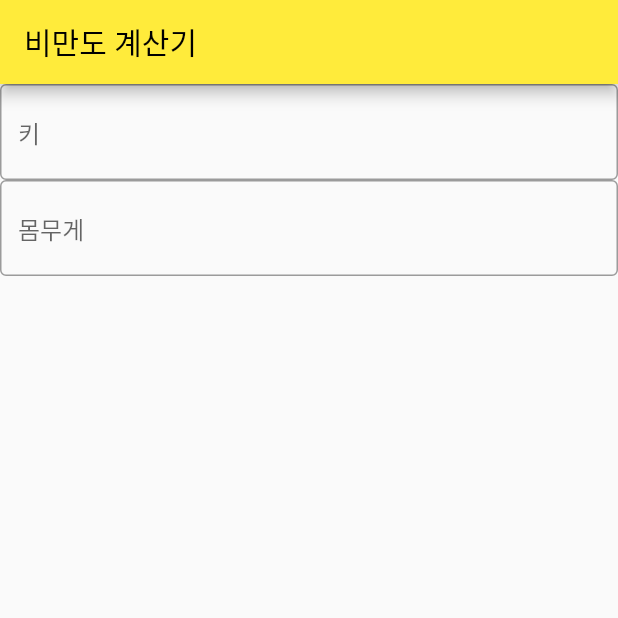
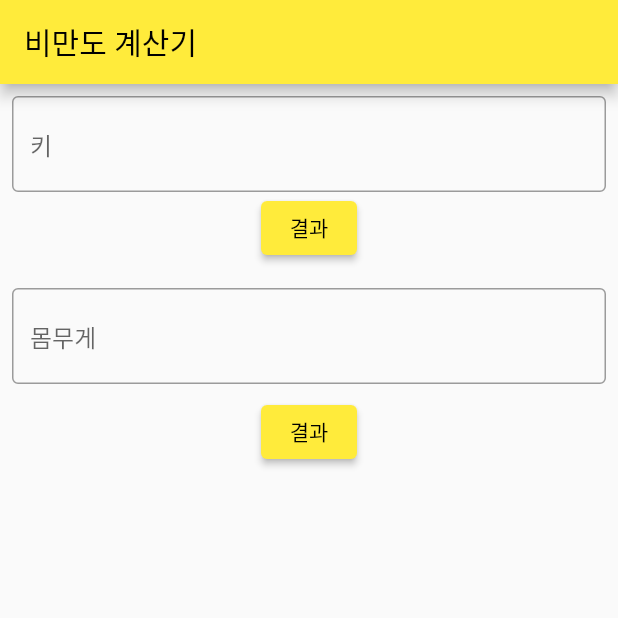
Before and after one commit to Lincecum/flutter_practice, a Flutter app: the screen it shows after launch, on a phone screen of 412 x 824 dp, the top half of it. Run offline on Flutter 3.47's test engine with Material 2 defaults, Android fonts, the phone set to English and light mode, and no system bars.

```diff
--- a/bmi_calculator/lib/main/main_screen.dart
+++ b/bmi_calculator/lib/main/main_screen.dart
@@ -8,13 +8,17 @@ class MainScreen extends StatefulWidget {
 }
 
 class _MainScreenState extends State<MainScreen> {
+  final _formKey = GlobalKey<FormState>();
   @override
   Widget build(BuildContext context) {
     return Scaffold(
       appBar: AppBar(
         title: Text('비만도 계산기'),
       ),
-      body: Form(
+      body: Padding(
+        padding: const EdgeInsets.all(8.0),
+        child: Form(
+          key : _formKey,
           child: Column(
             children: [
               TextFormField(
@@ -23,7 +27,20 @@ class _MainScreenState extends State<MainScreen> {
                   hintText: '키'
                 ),
                 keyboardType: TextInputType.number,
+                validator: (value){
+                  if(value ==null || value.isEmpty ){
+                    return '키를 입력 하세요';
+                  }
+                  return null;
+                },
               ),
+              ElevatedButton(onPressed: () {
+                if (_formKey.currentState?.validate() ?? false){
+
+                }
+              }, child: const Text('결과')),
+
+              SizedBox(height: 16),
               TextFormField(
                 decoration: const InputDecoration(
                     border: OutlineInputBorder(),
@@ -31,7 +48,14 @@ class _MainScreenState extends State<MainScreen> {
                 ),
                 keyboardType: TextInputType.number,
               ),
+              SizedBox(height: 8),
+              ElevatedButton(onPressed: () {
+                if (_formKey.currentState?.validate() ?? false){
+
+                }
+              }, child: const Text('결과'))
             ],
+          ),
         ),
       ),
     );
```
Lines whose indentation alone changed are shown as unchanged.
